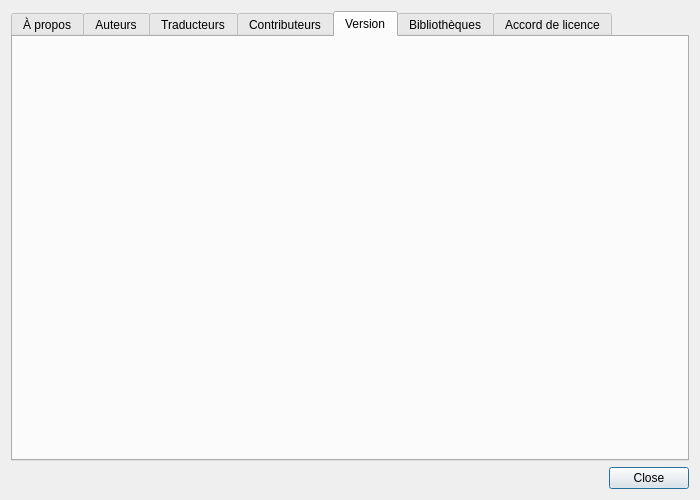
Before: the Qt Designer form sources/ui/aboutqetdialog.ui in qelectrotech/qelectrotech-source-mirror, drawn with Qt 5.
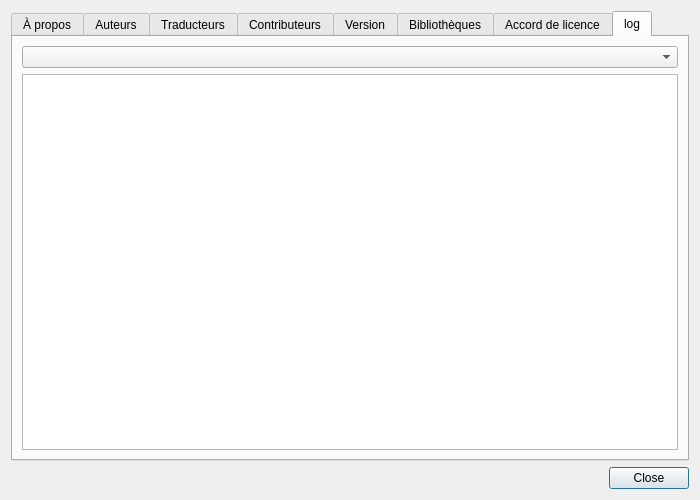
After: the same form once the commit is applied. The open tabs and pages were chosen to show the change.

Commit message: Add log file's viewer in AboutQETDialog for user

```diff
--- a/sources/ui/aboutqetdialog.ui
+++ b/sources/ui/aboutqetdialog.ui
@@ -444,6 +444,19 @@
        </item>
       </layout>
      </widget>
+     <widget class="QWidget" name="tab_8">
+      <attribute name="title">
+       <string>log</string>
+      </attribute>
+      <layout class="QVBoxLayout" name="verticalLayout_3">
+       <item>
+        <widget class="QComboBox" name="m_log_comboBox"/>
+       </item>
+       <item>
+        <widget class="QTextEdit" name="m_log_textEdit"/>
+       </item>
+      </layout>
+     </widget>
     </widget>
    </item>
    <item>
```
Left out of the diff: 8 changed lines with no effect on the pictures. The commit also changes 2 other files.
